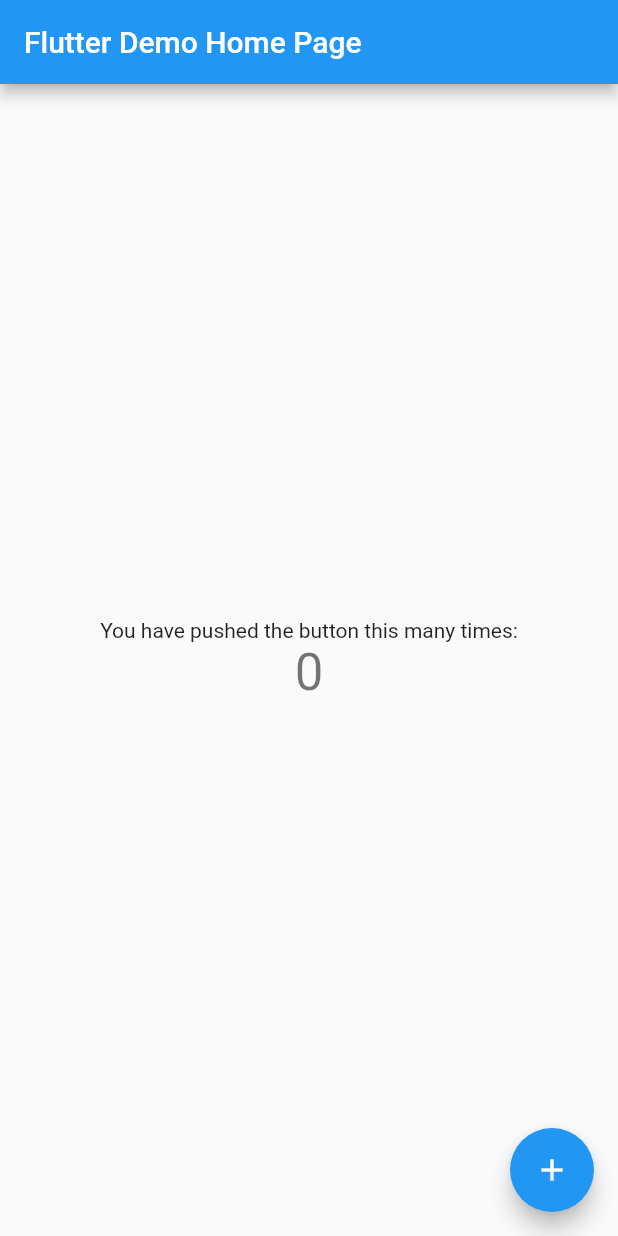
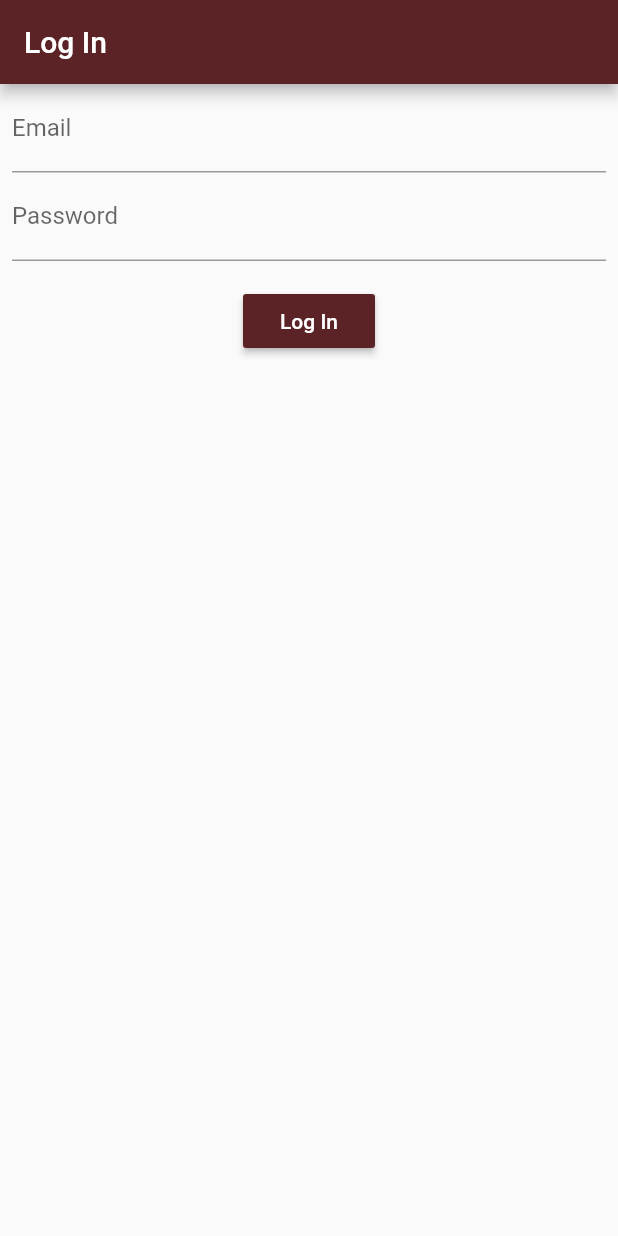
Before and after one commit to c3n7/Project_Black_Talon, a Flutter app: the screen it shows after launch, on a phone screen of 412 x 824 dp. Run offline on Flutter 3.47's test engine with Material 2 defaults, Android fonts, the phone set to English and light mode, and no system bars.

Commit message:
Added login and Home page

```diff
--- /dev/null
+++ b/lib/login.dart
@@ -0,0 +1,87 @@
+import 'package:flutter/material.dart';
+
+class LoginScreen extends StatefulWidget {
+  @override
+  _LoginScreenState createState() => _LoginScreenState();
+}
+
+class _LoginScreenState extends State<LoginScreen> {
+  final _loginFormKey = GlobalKey<FormState>();
+  final TextEditingController _emailInputController =
+      new TextEditingController();
+  final TextEditingController _pwdInputController = new TextEditingController();
+
+  Widget _buildEmailInputWidget() {
+    return new Container(
+      margin: EdgeInsets.symmetric(horizontal: 8.0),
+      child: new TextFormField(
+        controller: _emailInputController,
+        validator: _emailValidator,
+        decoration: InputDecoration(
+          labelText: 'Email',
+        ),
+      ),
+    );
+  }
+
+  String _emailValidator(String email) {
+    if (email.isEmpty) {
+      return 'Please enter some text';
+    }
+    return null;
+  }
+
+  Widget _buildPwdInputWidget() {
+    return new Container(
+      margin: EdgeInsets.symmetric(horizontal: 8.0),
+      child: new TextFormField(
+        controller: _pwdInputController,
+        validator: _pwdValidator,
+        decoration: InputDecoration(
+          labelText: 'Password',
+        ),
+      ),
+    );
+  }
+
+  String _pwdValidator(String pwd) {
+    if (pwd.isEmpty) {
+      return 'Please enter some text';
+    }
+    return null;
+  }
+
+  void _loginButtonPressed() {
+    if (_loginFormKey.currentState.validate()) {
+      print(_emailInputController.text + " : " + _pwdInputController.text);
+      _emailInputController.clear();
+      _pwdInputController.clear();
+      Navigator.pushNamed(context, '/home');
+    }
+  }
+
+  @override
+  Widget build(BuildContext context) {
+    return Scaffold(
+      appBar: AppBar(
+        title: Text('Log In'),
+      ),
+      body: Form(
+        key: _loginFormKey,
+        child: Column(children: <Widget>[
+          _buildEmailInputWidget(),
+          _buildPwdInputWidget(),
+          Padding(
+            padding: const EdgeInsets.symmetric(vertical: 16.0),
+            child: RaisedButton(
+              color: Theme.of(context).primaryColor,
+              textColor: Colors.white,
+              onPressed: _loginButtonPressed,
+              child: Text('Log In'),
+            ),
+          ),
+        ]),
+      ),
+    );
+  }
+}
--- a/lib/main.dart
+++ b/lib/main.dart
@@ -1,111 +1,20 @@
 import 'package:flutter/material.dart';
+import 'package:Project_Black_Talon/login.dart';
+import 'package:Project_Black_Talon/home.dart';
 
-void main() => runApp(MyApp());
-
-class MyApp extends StatelessWidget {
-  // This widget is the root of your application.
-  @override
-  Widget build(BuildContext context) {
-    return MaterialApp(
-      title: 'Flutter Demo',
+void main() {
+  runApp(
+    MaterialApp(
+      title: 'Black Talon',
       theme: ThemeData(
-        // This is the theme of your application.
-        //
-        // Try running your application with "flutter run". You'll see the
-        // application has a blue toolbar. Then, without quitting the app, try
-        // changing the primarySwatch below to Colors.green and then invoke
-        // "hot reload" (press "r" in the console where you ran "flutter run",
-        // or simply save your changes to "hot reload" in a Flutter IDE).
-        // Notice that the counter didn't reset back to zero; the application
-        // is not restarted.
-        primarySwatch: Colors.blue,
+        brightness: Brightness.light,
+        primaryColor: Color(0xFF5B2326),
       ),
-      home: MyHomePage(title: 'Flutter Demo Home Page'),
-    );
-  }
+      initialRoute: '/',
+      routes: {
+        '/': (context) => LoginScreen(),
+        '/home': (context) => HomePage(),
+      },
+    ),
+  );
 }
-
-class MyHomePage extends StatefulWidget {
-  MyHomePage({Key key, this.title}) : super(key: key);
-
-  // This widget is the home page of your application. It is stateful, meaning
-  // that it has a State object (defined below) that contains fields that affect
-  // how it looks.
-
-  // This class is the configuration for the state. It holds the values (in this
-  // case the title) provided by the parent (in this case the App widget) and
-  // used by the build method of the State. Fields in a Widget subclass are
-  // always marked "final".
-
-  final String title;
-
-  @override
-  _MyHomePageState createState() => _MyHomePageState();
-}
-
-class _MyHomePageState extends State<MyHomePage> {
-  int _counter = 0;
-
-  void _incrementCounter() {
-    setState(() {
-      // This call to setState tells the Flutter framework that something has
-      // changed in this State, which causes it to rerun the build method below
-      // so that the display can reflect the updated values. If we changed
-      // _counter without calling setState(), then the build method would not be
-      // called again, and so nothing would appear to happen.
-      _counter++;
-    });
-  }
-
-  @override
-  Widget build(BuildContext context) {
-    // This method is rerun every time setState is called, for instance as done
-    // by the _incrementCounter method above.
-    //
-    // The Flutter framework has been optimized to make rerunning build methods
-    // fast, so that you can just rebuild anything that needs updating rather
-    // than having to individually change instances of widgets.
-    return Scaffold(
-      appBar: AppBar(
-        // Here we take the value from the MyHomePage object that was created by
-        // the App.build method, and use it to set our appbar title.
-        title: Text(widget.title),
-      ),
-      body: Center(
-        // Center is a layout widget. It takes a single child and positions it
-        // in the middle of the parent.
-        child: Column(
-          // Column is also a layout widget. It takes a list of children and
-          // arranges them vertically. By default, it sizes itself to fit its
-          // children horizontally, and tries to be as tall as its parent.
-          //
-          // Invoke "debug painting" (press "p" in the console, choose the
-          // "Toggle Debug Paint" action from the Flutter Inspector in Android
-          // Studio, or the "Toggle Debug Paint" command in Visual Studio Code)
-          // to see the wireframe for each widget.
-          //
-          // Column has various properties to control how it sizes itself and
-          // how it positions its children. Here we use mainAxisAlignment to
-          // center the children vertically; the main axis here is the vertical
-          // axis because Columns are vertical (the cross axis would be
-          // horizontal).
-          mainAxisAlignment: MainAxisAlignment.center,
-          children: <Widget>[
-            Text(
-              'You have pushed the button this many times:',
-            ),
-            Text(
-              '$_counter',
-              style: Theme.of(context).textTheme.headline4,
-            ),
-          ],
-        ),
-      ),
-      floatingActionButton: FloatingActionButton(
-        onPressed: _incrementCounter,
-        tooltip: 'Increment',
-        child: Icon(Icons.add),
-      ), // This trailing comma makes auto-formatting nicer for build methods.
-    );
-  }
-}
```
Also changed, not shown: lib/home.dart (added, +15 -0 lines).
